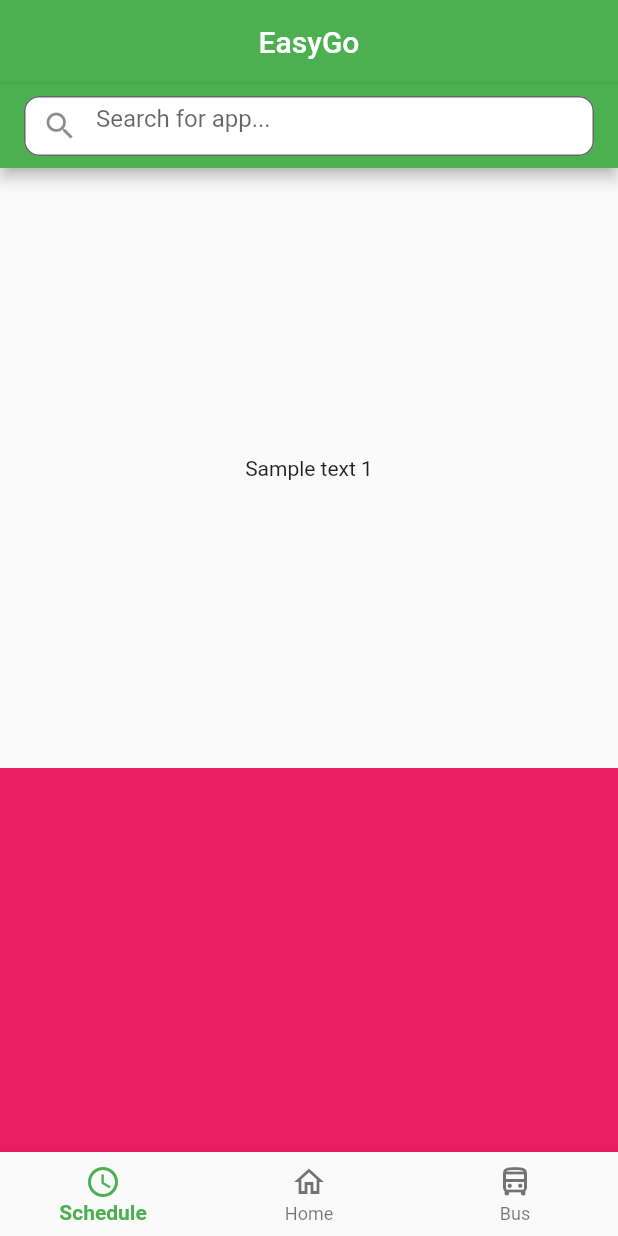
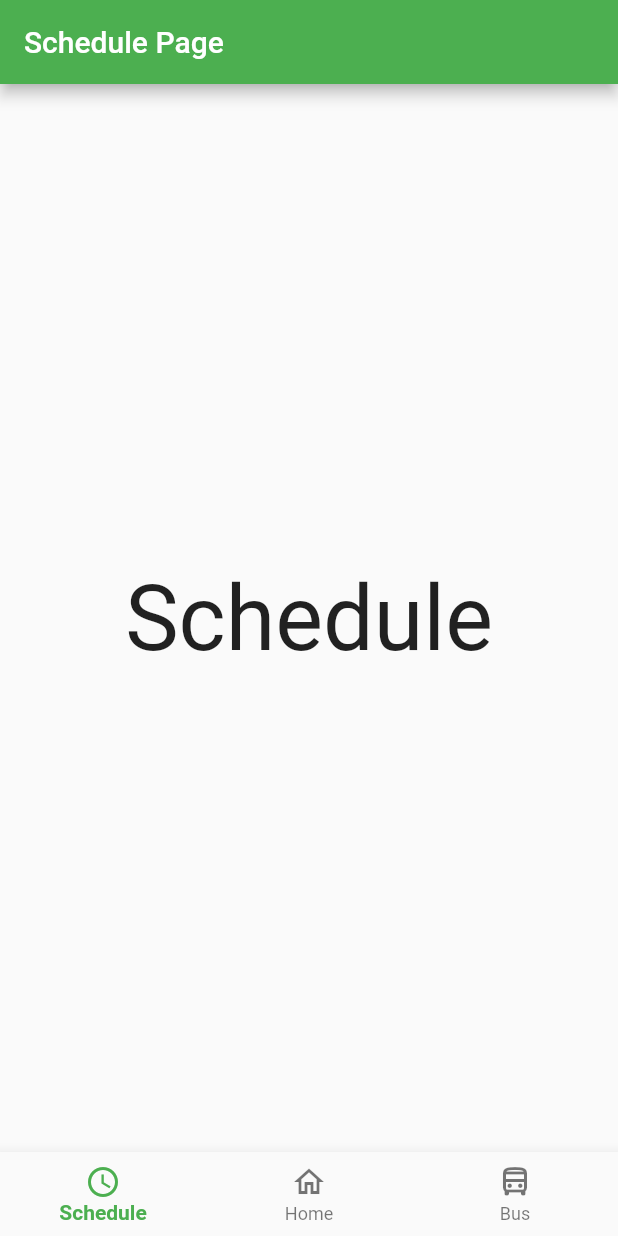
Before and after one commit to kelsieee/GoogleIgnite, a Flutter app: the screen it shows after launch, on a phone screen of 412 x 824 dp. Run offline on Flutter 3.47's test engine with Material 2 defaults, Android fonts, the phone set to English and light mode, and no system bars.

Commit message:
updated structure of main, created new pages

```diff
--- a/shuttleapp/lib/main.dart
+++ b/shuttleapp/lib/main.dart
@@ -1,5 +1,8 @@
 // main.dart
 import 'package:flutter/material.dart';
+import 'package:shuttleapp/pages/buspage.dart';
+import 'package:shuttleapp/pages/homepage.dart';
+import 'package:shuttleapp/pages/schedulepage.dart';
 
 
 void main() {
@@ -19,20 +22,25 @@ class MyApp extends StatelessWidget {
         primarySwatch: Colors.green,
       ),
 
-      home: const HomePage()
+      home: const MainPage()
     );
   }
 }
 
-// Home Page
-class HomePage extends StatefulWidget {
-  const HomePage({Key? key}) : super(key: key);
+// Main Page
+class MainPage extends StatefulWidget {
+  const MainPage({Key? key}) : super(key: key);
 
   @override
-  State<HomePage> createState() => _HomePageState();
+  State<MainPage> createState() => _MainPageState();
 }
 
-class _HomePageState extends State<HomePage> {
+class _MainPageState extends State<MainPage> {
+  final screens = [
+    const SchedulePage(),
+    const HomePage(),
+    const BusPage(),
+  ];
 
   int _selectedIndex = 0;
 
@@ -48,53 +56,8 @@ class _HomePageState extends State<HomePage> {
   @override
   Widget build(BuildContext context) {
     return Scaffold(
-      body: CustomScrollView(
-        slivers: [
-          SliverAppBar(
-            floating: true,
-            pinned: true,
-            snap: false,
-            centerTitle: true,
-            title: const Text('EasyGo'),
 
-            bottom: AppBar(
-              title: Container(
-                width: double.infinity,
-                height: 40,
-                color: Colors.transparent,
-                child: Center(
-                  child: TextField(
-                    decoration: InputDecoration(
-                        border: OutlineInputBorder(borderRadius: BorderRadius.circular(10.0),),
-                        filled: true,
-                        fillColor: Colors.white,
-                        hintText: 'Search for app...',
-                        prefixIcon: const Icon(Icons.search)),
-                  ),
-                ),
-              ),
-            ),
-          ),
-          // Other Sliver Widgets
-          SliverList(
-            delegate: SliverChildListDelegate([
-              const SizedBox(
-                height: 400,
-                child: Center(
-                  child: Text(
-                    'Sample text 1',
-                  ),
-                ),
-              ),
-              Container(
-                height: 1000,
-                color: Colors.pink,
-              ),
-            ]),
-          ),
-        ],
-      ),
-
+      body: screens[_selectedIndex],
 
       bottomNavigationBar: BottomNavigationBar(
         mouseCursor: SystemMouseCursors.grab,
--- /dev/null
+++ b/shuttleapp/lib/pages/schedulepage.dart
@@ -0,0 +1,16 @@
+import 'package:flutter/material.dart';
+
+class SchedulePage extends StatelessWidget {
+  const SchedulePage({super.key});
+
+  @override
+  Widget build(BuildContext context) {
+    return Scaffold(
+      appBar: AppBar(
+          title: const Text('Schedule Page')
+      ),
+
+      body: const Center(child: Text('Schedule', style: TextStyle(fontSize: 60))),
+    );
+  }
+}
```
Also changed, not shown: shuttleapp/lib/pages/buspage.dart (added, +16 -0 lines), shuttleapp/lib/pages/homepage.dart (added, +57 -0 lines).
